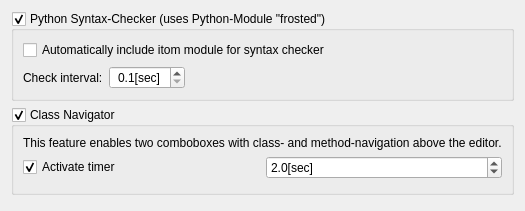
Before: the Qt Designer form Qitom/ui/widgetPropEditorScripts.ui in itom-project/itom, drawn with Qt 5.
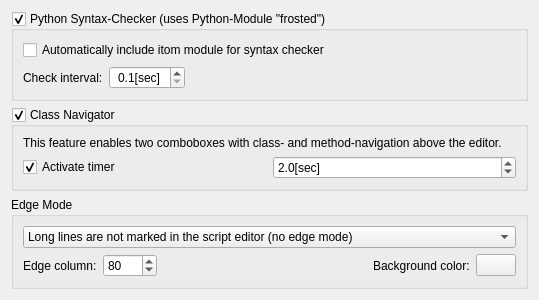
After: the same form once the commit is applied. Custom widgets are drawn as their Qt base class.

Commit message: long lines in script editor can be marked by a vertical line or a specific background color: see property dialog of itom

```diff
--- a/Qitom/ui/widgetPropEditorScripts.ui
+++ b/Qitom/ui/widgetPropEditorScripts.ui
@@ -6,8 +6,8 @@
    <rect>
     <x>0</x>
     <y>0</y>
-    <width>505</width>
-    <height>211</height>
+    <width>474</width>
+    <height>279</height>
    </rect>
   </property>
   <property name="windowTitle">
@@ -153,18 +153,77 @@
         </item>
        </layout>
       </item>
+     </layout>
+    </widget>
+   </item>
+   <item>
+    <widget class="QGroupBox" name="groupBox">
+     <property name="title">
+      <string>Edge Mode</string>
+     </property>
+     <layout class="QVBoxLayout" name="verticalLayout">
       <item>
-       <spacer name="verticalSpacer_2">
-        <property name="orientation">
-         <enum>Qt::Vertical</enum>
-        </property>
-        <property name="sizeHint" stdset="0">
-         <size>
-          <width>20</width>
-          <height>40</height>
-         </size>
-        </property>
-       </spacer>
+       <widget class="QComboBox" name="comboEdgeMode">
+        <item>
+         <property name="text">
+          <string>Long lines are not marked in the script editor (no edge mode)</string>
+         </property>
+        </item>
+        <item>
+         <property name="text">
+          <string>A vertical line is drawn at a given column position (recommended for monspace fonts)</string>
+         </property>
+        </item>
+        <item>
+         <property name="text">
+          <string>Set the background color of characters after the column limit to a specific color</string>
+         </property>
+        </item>
+       </widget>
+      </item>
+      <item>
+       <layout class="QHBoxLayout" name="horizontalLayout">
+        <item>
+         <widget class="QLabel" name="lblEdgeColumn">
+          <property name="text">
+           <string>Edge column:</string>
+          </property>
+         </widget>
+        </item>
+        <item>
+         <widget class="QSpinBox" name="spinEdgeColumn">
+          <property name="maximum">
+           <number>1000</number>
+          </property>
+          <property name="value">
+           <number>80</number>
+          </property>
+         </widget>
+        </item>
+        <item>
+         <spacer name="horizontalSpacer">
+          <property name="orientation">
+           <enum>Qt::Horizontal</enum>
+          </property>
+          <property name="sizeHint" stdset="0">
+           <size>
+            <width>40</width>
+            <height>20</height>
+           </size>
+          </property>
+         </spacer>
+        </item>
+        <item>
+         <widget class="QLabel" name="lblEdgeBg">
+          <property name="text">
+           <string>Background color:</string>
+          </property>
+         </widget>
+        </item>
+        <item>
+         <widget class="ColorPickerButton" name="colorEdgeBg"/>
+        </item>
+       </layout>
       </item>
      </layout>
     </widget>
@@ -184,6 +243,13 @@
    </item>
   </layout>
  </widget>
+ <customwidgets>
+  <customwidget>
+   <class>ColorPickerButton</class>
+   <extends>QPushButton</extends>
+   <header>colorPickerButton.h</header>
+  </customwidget>
+ </customwidgets>
  <resources/>
  <connections>
   <connection>
```
The commit also changes 3 other files.
